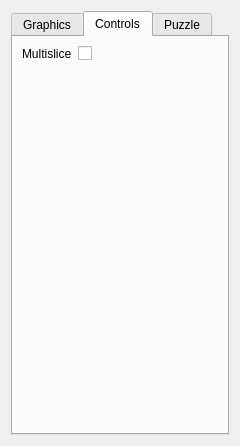
This is settingswindow.ui in benwh1/cubesim as Qt 5 draws it before an edit. The edited form follows.
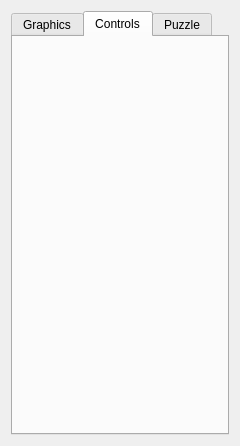
This is the edited form. The open tabs and pages were chosen to show the change. Custom widgets are drawn as their Qt base class.

Commit message: Remove multislice checkbox

The edit to the form file:
```diff
--- a/settingswindow.ui
+++ b/settingswindow.ui
@@ -195,26 +195,7 @@
       <attribute name="title">
        <string>Controls</string>
       </attribute>
-      <layout class="QVBoxLayout" name="verticalLayout_2">
-       <item>
-        <layout class="QFormLayout" name="formLayout_2">
-         <item row="0" column="0">
-          <widget class="QLabel" name="label_5">
-           <property name="text">
-            <string>Multislice</string>
-           </property>
-          </widget>
-         </item>
-         <item row="0" column="1">
-          <widget class="QCheckBox" name="multisliceCheckBox">
-           <property name="text">
-            <string/>
-           </property>
-          </widget>
-         </item>
-        </layout>
-       </item>
-      </layout>
+      <layout class="QVBoxLayout" name="verticalLayout_2"/>
      </widget>
      <widget class="QWidget" name="tab_3">
       <attribute name="title">
```
Left out of the diff: 2 changed lines with no effect on the pictures. The commit also changes 2 other files.
